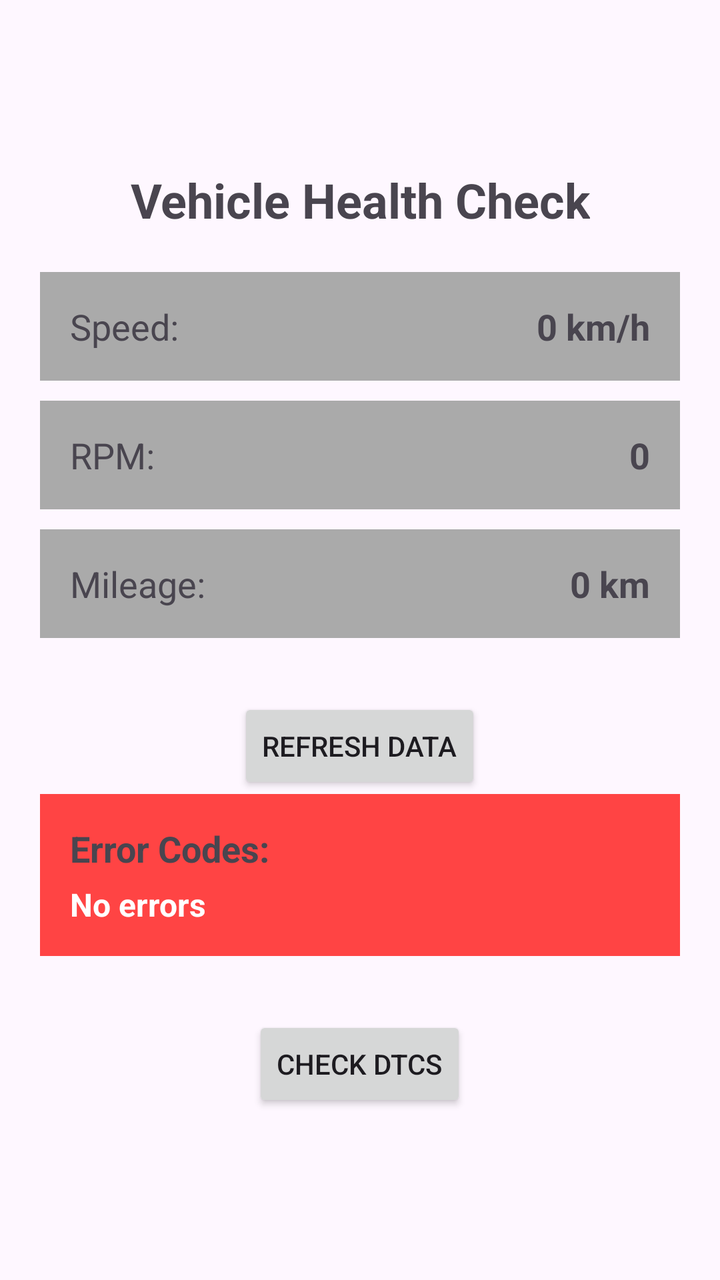
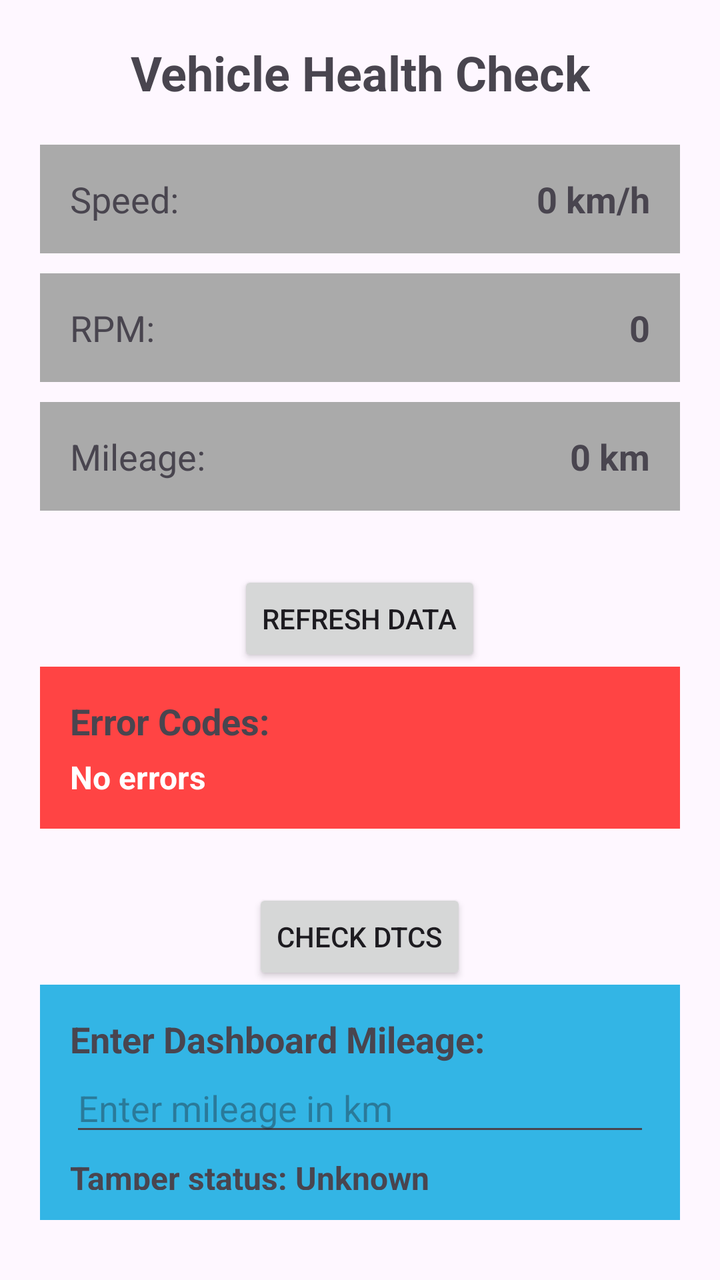

The first picture is an Android layout as it rendered before a commit; the second is the same layout after the commit. The layout source and the unified diff follow.
<!-- AndroidManifest.xml: application theme Theme.CarStatus -->
<!-- res/layout/activity_main.xml -->
<?xml version="1.0" encoding="utf-8"?>
<LinearLayout
    xmlns:android="http://schemas.android.com/apk/res/android"
    xmlns:app="http://schemas.android.com/apk/res-auto"
    xmlns:tools="http://schemas.android.com/tools"
    android:id="@+id/main"
    android:layout_width="match_parent"
    android:layout_height="match_parent"
    tools:context=".MainActivity"
    android:orientation="vertical"
    android:padding="20dp"
    android:gravity="center"
    >
    <TextView
        android:id="@+id/title"
        android:layout_width="wrap_content"
        android:layout_height="wrap_content"
        android:text="Vehicle Health Check"
        android:textSize="24sp"
        android:textStyle="bold"
        android:gravity="center"
        android:layout_marginBottom="20dp"/>

    
    <LinearLayout
        android:layout_width="match_parent"
        android:layout_height="wrap_content"
        android:padding="15dp"
        android:background="@android:color/darker_gray"
        android:orientation="horizontal"
        android:layout_marginBottom="10dp">

        <TextView
            android:layout_width="0dp"
            android:layout_height="wrap_content"
            android:layout_weight="1"
            android:text="Speed:"
            android:textSize="18sp"/>

        <TextView
            android:id="@+id/speedValue"
            android:layout_width="wrap_content"
            android:layout_height="wrap_content"
            android:text="0 km/h"
            android:textSize="18sp"
            android:textStyle="bold"/>
    </LinearLayout>

    
    <LinearLayout
        android:layout_width="match_parent"
        android:layout_height="wrap_content"
        android:padding="15dp"
        android:background="@android:color/darker_gray"
        android:orientation="horizontal"
        android:layout_marginBottom="10dp">

        <TextView
            android:layout_width="0dp"
            android:layout_height="wrap_content"
            android:layout_weight="1"
            android:text="RPM:"
            android:textSize="18sp"/>

        <TextView
            android:id="@+id/rpmValue"
            android:layout_width="wrap_content"
            android:layout_height="wrap_content"
            android:text="0"
            android:textSize="18sp"
            android:textStyle="bold"/>
    </LinearLayout>

    
    <LinearLayout
        android:layout_width="match_parent"
        android:layout_height="wrap_content"
        android:padding="15dp"
        android:background="@android:color/darker_gray"
        android:orientation="horizontal"
        android:layout_marginBottom="10dp">

        <TextView
            android:layout_width="0dp"
            android:layout_height="wrap_content"
            android:layout_weight="1"
            android:text="Mileage:"
            android:textSize="18sp"/>

        <TextView
            android:id="@+id/mileageValue"
            android:layout_width="wrap_content"
            android:layout_height="wrap_content"
            android:text="0 km"
            android:textSize="18sp"
            android:textStyle="bold"/>
    </LinearLayout>

    
    <Button
        android:id="@+id/refreshButton"
        android:layout_width="wrap_content"
        android:layout_height="wrap_content"
        android:text="Refresh Data"
        android:layout_marginTop="20dp"/>

    
    <LinearLayout
        android:layout_width="match_parent"
        android:layout_height="wrap_content"
        android:padding="15dp"
        android:background="@android:color/holo_red_light"
        android:orientation="vertical"
        android:layout_marginBottom="10dp">

        <TextView
            android:layout_width="wrap_content"
            android:layout_height="wrap_content"
            android:text="Error Codes:"
            android:textSize="18sp"
            android:textStyle="bold"/>

        <TextView
            android:id="@+id/dtcCodes"
            android:layout_width="wrap_content"
            android:layout_height="wrap_content"
            android:text="No errors"
            android:textSize="16sp"
            android:textStyle="bold"
            android:textColor="@android:color/white"
            android:layout_marginTop="5dp"/>
    </LinearLayout>

    
    <Button
        android:id="@+id/checkDTC"
        android:layout_width="wrap_content"
        android:layout_height="wrap_content"
        android:text="Check DTCs"
        android:layout_marginTop="20dp"/>


</LinearLayout>
<!-- resources referenced by this layout -->
<resources>
  <style name="Theme.CarStatus" parent="Base.Theme.CarStatus" />
  <style name="Base.Theme.CarStatus" parent="Theme.Material3.DayNight.NoActionBar">
          
          
      </style>
</resources>

<!-- the commit's change to res/layout/activity_main.xml (unified diff, before → after) -->
@@ -139,5 +139,45 @@
         android:text="Check DTCs"
         android:layout_marginTop="20dp"/>
 
+    
+    <LinearLayout
+        android:layout_width="match_parent"
+        android:layout_height="wrap_content"
+        android:padding="15dp"
+        android:background="@android:color/holo_blue_light"
+        android:orientation="vertical"
+        android:layout_marginBottom="10dp">
+
+        <TextView
+            android:layout_width="wrap_content"
+            android:layout_height="wrap_content"
+            android:text="Enter Dashboard Mileage:"
+            android:textSize="18sp"
+            android:textStyle="bold"/>
+
+        <EditText
+            android:id="@+id/userMileageInput"
+            android:layout_width="match_parent"
+            android:layout_height="wrap_content"
+            android:hint="Enter mileage in km"
+            android:inputType="number"/>
+
+        <TextView
+            android:id="@+id/tamperStatus"
+            android:layout_width="wrap_content"
+            android:layout_height="wrap_content"
+            android:text="Tamper status: Unknown"
+            android:textSize="16sp"
+            android:textStyle="bold"
+            android:layout_marginTop="5dp"/>
+
+        <Button
+            android:id="@+id/checkTamper"
+            android:layout_width="wrap_content"
+            android:layout_height="wrap_content"
+            android:text="Check Meter Tampering"
+            android:layout_marginTop="10dp"/>
+    </LinearLayout>
+
 
 </LinearLayout>
